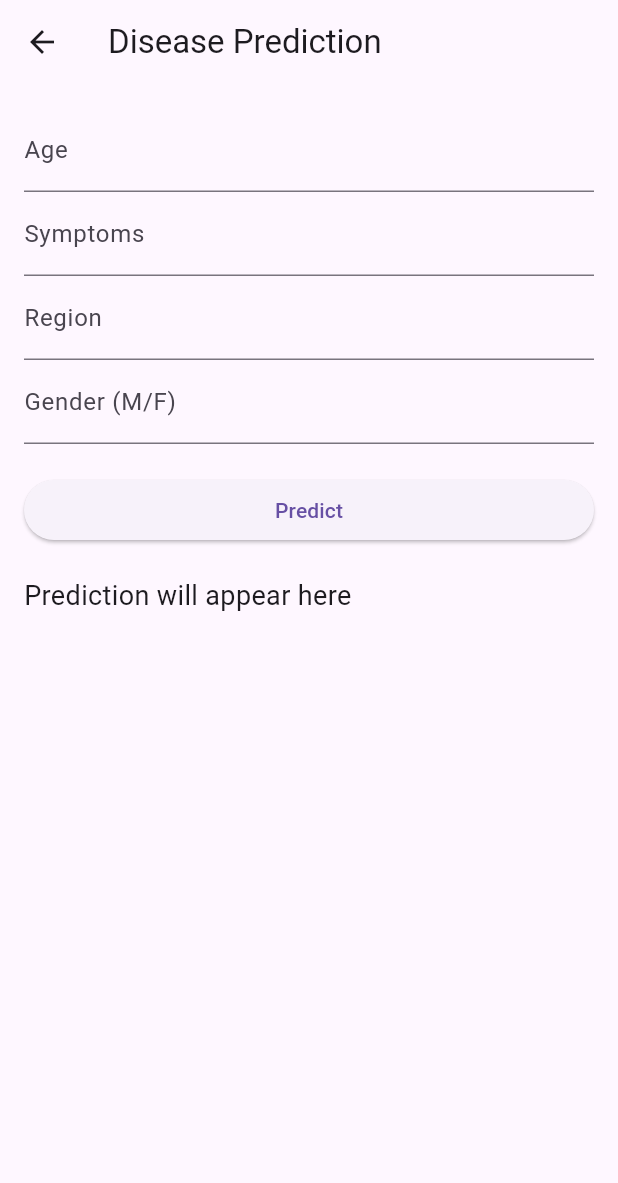
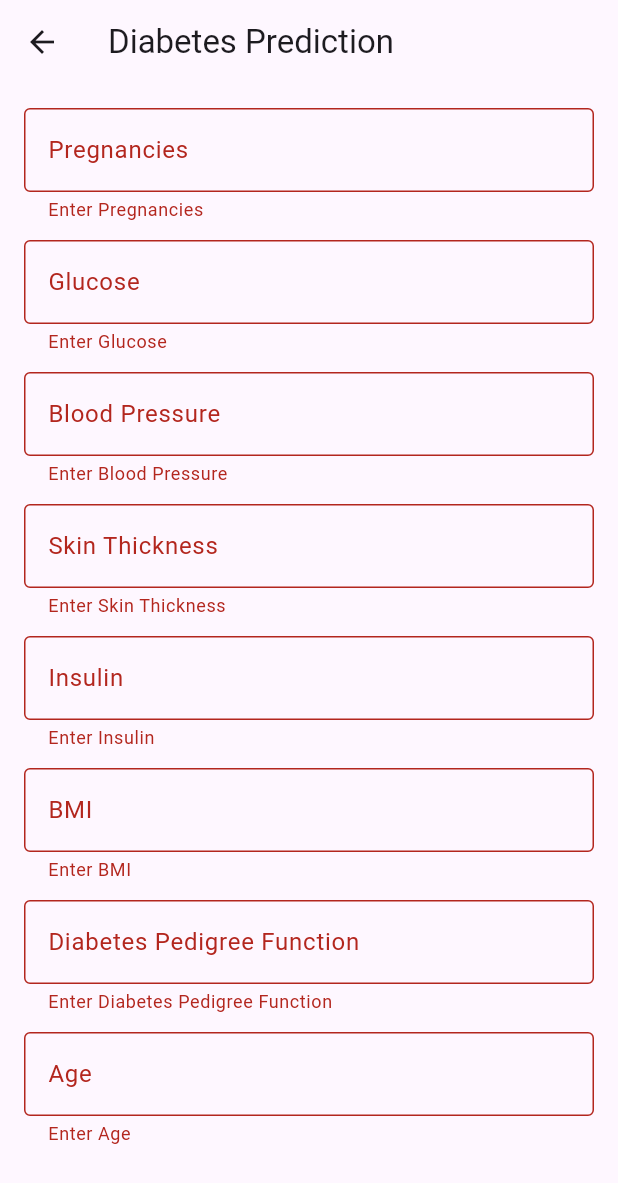
Before and after one commit to L-Semakale/linear_regression_model, a Flutter app: the PredictionScreen screen opened directly, after a tap on "Predict", on a phone screen of 412 x 824 dp. Shown: the top 1183 px of the screen. Run offline on Flutter 3.47's test engine with Material 3 defaults, Android fonts, the phone set to English and light mode, and no system bars; our stand-ins replace firebase_core; accounts and stored records are empty.

Commit message:
updating dir

```diff
--- a/summative/FlutterApp/e_clinic/lib/main.dart
+++ b/summative/FlutterApp/e_clinic/lib/main.dart
@@ -1,25 +1,23 @@
 import 'package:flutter/material.dart';
-import 'package:firebase_core/firebase_core.dart';
-import 'firebase_options.dart';
+import 'screens/home_screen.dart'; // make sure this path is correct
 
-import 'screens/home_screen.dart';
-
-void main() async {
-  WidgetsFlutterBinding.ensureInitialized();
-  await Firebase.initializeApp(
-    options: DefaultFirebaseOptions.currentPlatform,
-  );
-  runApp(const SymptomsCheckerApp());
+void main() {
+  runApp(const MyApp());
 }
 
-class SymptomsCheckerApp extends StatelessWidget {
-  const SymptomsCheckerApp({super.key});
+class MyApp extends StatelessWidget {
+  const MyApp({super.key});
 
   @override
   Widget build(BuildContext context) {
-    return const MaterialApp(
-      title: 'Symptoms Checker',
-      home: HomeScreen(),
+    return MaterialApp(
+      title: 'Diabetes Prediction App',
+      theme: ThemeData(
+        primarySwatch: Colors.blue,
+        visualDensity: VisualDensity.adaptivePlatformDensity,
+      ),
+      home: const HomeScreen(),
+      debugShowCheckedModeBanner: false,
     );
   }
 }
--- a/summative/FlutterApp/e_clinic/lib/screens/prediction_screen.dart
+++ b/summative/FlutterApp/e_clinic/lib/screens/prediction_screen.dart
@@ -1,6 +1,6 @@
-import 'dart:convert';
 import 'package:flutter/material.dart';
 import 'package:http/http.dart' as http;
+import 'dart:convert';
 
 class PredictionScreen extends StatefulWidget {
   const PredictionScreen({super.key});
@@ -11,84 +11,114 @@ class PredictionScreen extends StatefulWidget {
 
 class _PredictionScreenState extends State<PredictionScreen> {
   final _formKey = GlobalKey<FormState>();
-  final TextEditingController _ageController = TextEditingController();
-  final TextEditingController _symptomController = TextEditingController();
-  final TextEditingController _regionController = TextEditingController();
-  final TextEditingController _genderController = TextEditingController();
 
-  String _predictionResult = '';
+  // Controllers
+  final TextEditingController pregnancies = TextEditingController();
+  final TextEditingController glucose = TextEditingController();
+  final TextEditingController bloodPressure = TextEditingController();
+  final TextEditingController skinThickness = TextEditingController();
+  final TextEditingController insulin = TextEditingController();
+  final TextEditingController bmi = TextEditingController();
+  final TextEditingController dpf =
+      TextEditingController(); // Diabetes Pedigree Function
+  final TextEditingController age = TextEditingController();
 
-  Future<void> predictDisease() async {
+  String? _result;
+
+  Future<void> predictDiabetes() async {
+    if (!_formKey.currentState!.validate()) return;
+
     final url = Uri.parse(
-        "http://127.0.0.1:5000/predict"); // use your server IP if testing on mobile
+        "https://your-api-url.onrender.com/predict"); // Replace with your deployed FastAPI endpoint
 
+    final body = {
+      "Pregnancies": int.parse(pregnancies.text),
+      "Glucose": double.parse(glucose.text),
+      "BloodPressure": double.parse(bloodPressure.text),
+      "SkinThickness": double.parse(skinThickness.text),
+      "Insulin": double.parse(insulin.text),
+      "BMI": double.parse(bmi.text),
+      "DiabetesPedigreeFunction": double.parse(dpf.text),
+      "Age": int.parse(age.text),
+    };
+
+    try {
       final response = await http.post(
         url,
         headers: {"Content-Type": "application/json"},
-      body: jsonEncode({
-        "Age": int.tryParse(_ageController.text) ?? 0,
-        "Symptoms": _symptomController.text,
-        "Region": _regionController.text,
-        "Gender": _genderController.text,
-        // Add other fields as needed
-      }),
+        body: jsonEncode(body),
       );
 
       if (response.statusCode == 200) {
-      final decoded = json.decode(response.body);
+        final decoded = jsonDecode(response.body);
         setState(() {
-        _predictionResult = decoded['prediction'].toString();
+          _result =
+              decoded['prediction'] == 1 ? 'Likely Diabetic' : 'Not Diabetic';
         });
       } else {
-      setState(() {
-        _predictionResult = 'Error: ${response.reasonPhrase}';
-      });
+        setState(() => _result = "Error: ${response.statusCode}");
+      }
+    } catch (e) {
+      setState(() => _result = "Failed to connect to API.");
     }
   }
 
   @override
   Widget build(BuildContext context) {
     return Scaffold(
-      appBar: AppBar(title: const Text("Disease Prediction")),
+      appBar: AppBar(title: const Text("Diabetes Prediction")),
       body: Padding(
-        padding: const EdgeInsets.all(16.0),
+        padding: const EdgeInsets.all(16),
         child: Form(
           key: _formKey,
           child: ListView(
             children: [
-              TextFormField(
-                controller: _ageController,
-                decoration: const InputDecoration(labelText: 'Age'),
-                keyboardType: TextInputType.number,
-              ),
-              TextFormField(
-                controller: _symptomController,
-                decoration: const InputDecoration(labelText: 'Symptoms'),
-              ),
-              TextFormField(
-                controller: _regionController,
-                decoration: const InputDecoration(labelText: 'Region'),
-              ),
-              TextFormField(
-                controller: _genderController,
-                decoration: const InputDecoration(labelText: 'Gender (M/F)'),
+              _buildField("Pregnancies", pregnancies, TextInputType.number),
+              _buildField("Glucose", glucose, TextInputType.number),
+              _buildField(
+                  "Blood Pressure", bloodPressure, TextInputType.number),
+              _buildField(
+                  "Skin Thickness", skinThickness, TextInputType.number),
+              _buildField("Insulin", insulin, TextInputType.number),
+              _buildField("BMI", bmi, TextInputType.number),
+              _buildField(
+                  "Diabetes Pedigree Function", dpf, TextInputType.number),
+              _buildField("Age", age, TextInputType.number),
+              const SizedBox(height: 20),
+              ElevatedButton(
+                onPressed: predictDiabetes,
+                child: const Text("Predict"),
               ),
               const SizedBox(height: 20),
-              ElevatedButton(
-                onPressed: predictDisease,
-                child: const Text('Predict'),
-              ),
-              const SizedBox(height: 20),
+              if (_result != null)
                 Text(
-                _predictionResult.isEmpty
-                    ? 'Prediction will appear here'
-                    : 'Prediction: $_predictionResult',
-                style: const TextStyle(fontSize: 18),
-              ),
+                  _result!,
+                  style: TextStyle(fontSize: 18, fontWeight: FontWeight.bold),
+                  textAlign: TextAlign.center,
+                )
             ],
           ),
         ),
       ),
     );
   }
+
+  Widget _buildField(String label, TextEditingController controller,
+      TextInputType keyboardType) {
+    return Padding(
+      padding: const EdgeInsets.only(bottom: 12),
+      child: TextFormField(
+        controller: controller,
+        keyboardType: keyboardType,
+        decoration: InputDecoration(
+          labelText: label,
+          border: const OutlineInputBorder(),
+        ),
+        validator: (value) {
+          if (value == null || value.isEmpty) return 'Enter $label';
+          return null;
+        },
+      ),
+    );
   }
+}
```
Also changed, not shown: render.yaml (added, +11 -0 lines), summative/FlutterApp/e_clinic/lib/screens/home_screen.dart (+4 -4 lines), summative/FlutterApp/e_clinic/firebase.json (added), summative/FlutterApp/e_clinic/lib/firebase_options.dart (added), summative/linear_regression/OHAS Dataset.csv (deleted), 10 other files. Lines whose indentation alone changed are shown as unchanged.
